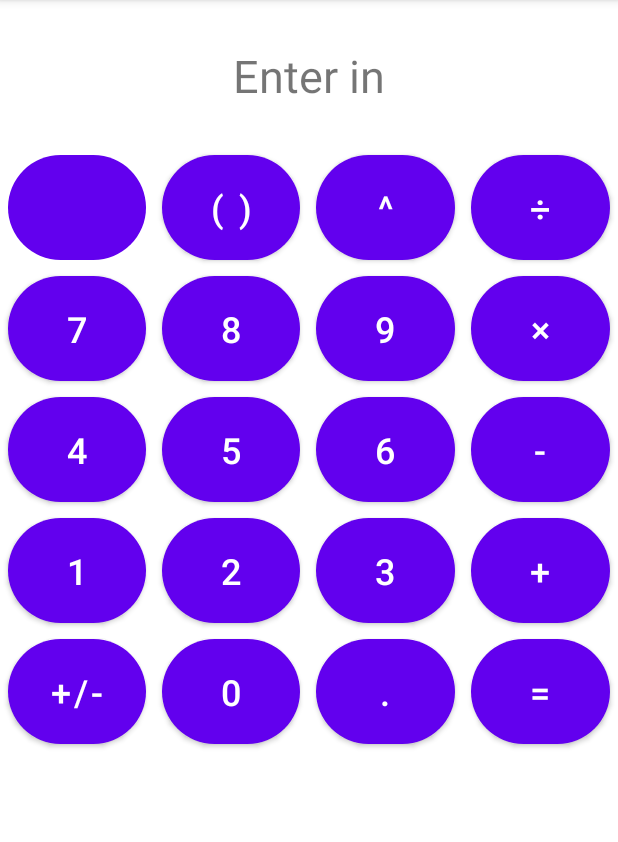
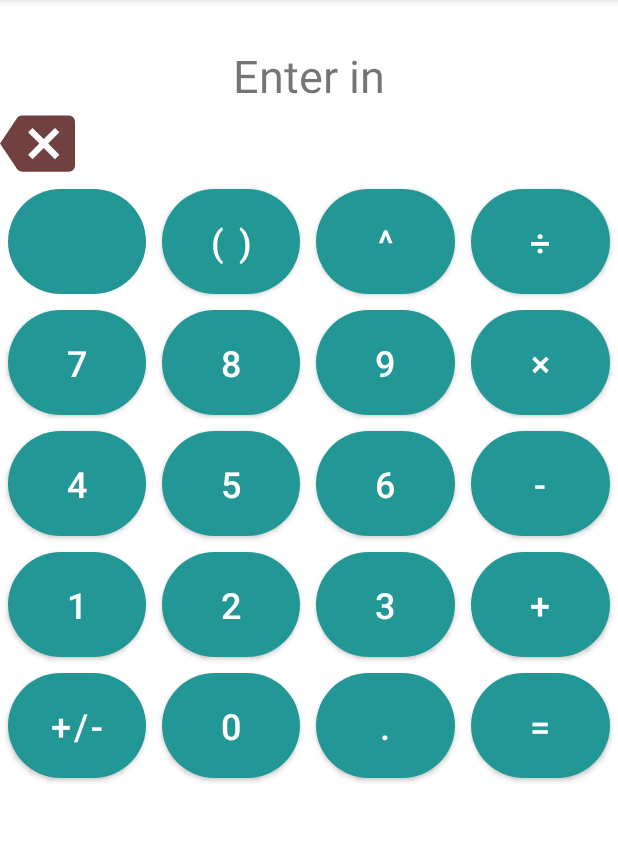
Before and after one commit to tranhasimple/Calculator_Android, an Android app: the screen it shows after launch (MainActivity), on a phone screen of 412 x 824 dp, the part 84-926 px from its top. Run offline under Robolectric (Android 15) with nearby library versions, the phone set to English and light mode, and no system bars.

Commit message:
backspace

```diff
--- a/app/src/main/res/drawable/backspace.xml
+++ b/app/src/main/res/drawable/backspace.xml
@@ -1,3 +1,7 @@
 <?xml version="1.0" encoding="utf-8"?>
 <selector xmlns:android="http://schemas.android.com/apk/res/android">
+    <item
+        android:drawable="@drawable/ic_baseline_backspace_24"
+        />
+
 </selector>
--- a/app/src/main/res/layout/activity_main.xml
+++ b/app/src/main/res/layout/activity_main.xml
@@ -14,8 +14,7 @@
         android:layout_marginTop="30dp"
         android:text="@string/display"
         android:textAlignment="center"
-        android:textSize="30sp"
-        />
+        android:textSize="30sp" />
 
     <LinearLayout
         android:layout_width="match_parent"
@@ -23,24 +22,25 @@
         android:layout_marginTop="0dp"
         android:orientation="vertical">
 
-        <TextView
-            android:layout_width="wrap_content"
-            android:layout_height="wrap_content"
-            android:text="@string/backspace"
-            android:textSize="20sp"
+        <ImageButton
+            android:layout_width="50dp"
+            android:layout_height="50dp"
+            android:text=""
+            android:background="@drawable/backspace"
             android:textColor="@color/black"
             />
+
         <TableLayout
             android:layout_width="match_parent"
             android:layout_height="wrap_content"
             app:layout_constraintTop_toTopOf="parent"
-            tools:layout_editor_absoluteX="0dp"
-            >
+            tools:layout_editor_absoluteX="0dp">
 
             <TableRow
                 android:layout_width="match_parent"
                 android:layout_height="wrap_content"
                 android:layout_weight="1">
+
                 <Button
                     android:id="@+id/button5"
                     style="@style/Widget.AppCompat.Button.Borderless"
@@ -50,8 +50,9 @@
                     android:layout_weight="1"
                     android:background="@drawable/circle"
                     android:textColor="#fff"
-                    tools:text="@string/clear"
-                    android:textSize="24sp"/>
+                    android:textSize="24sp"
+                    app:backgroundTint="@null"
+                    tools:text="@string/clear" />
 
                 <Button
                     android:id="@+id/button3"
@@ -60,11 +61,11 @@
                     android:layout_height="70dp"
                     android:layout_margin="5dp"
                     android:layout_weight="1"
+                    android:background="@drawable/circle"
                     android:text="@string/parenthesis"
                     android:textColor="#fff"
-                    android:background="@drawable/circle"
                     android:textSize="24sp"
-                    />
+                    app:backgroundTint="@null" />
 
 
                 <Button
@@ -74,11 +75,11 @@
                     android:layout_height="70dp"
                     android:layout_margin="5dp"
                     android:layout_weight="1"
+                    android:background="@drawable/circle"
                     android:text="@string/exponent"
                     android:textColor="#fff"
-                    android:background="@drawable/circle"
                     android:textSize="24sp"
-                    />
+                    app:backgroundTint="@null" />
 
                 <Button
                     android:id="@+id/button"
@@ -87,10 +88,11 @@
                     android:layout_height="70dp"
                     android:layout_margin="5dp"
                     android:layout_weight="1"
+                    android:background="@drawable/circle"
                     android:text="@string/divide"
                     android:textColor="#fff"
-                    android:background="@drawable/circle"
                     android:textSize="24sp"
+                    app:backgroundTint="@null"
 
                     />
             </TableRow>
@@ -106,11 +108,11 @@
                     android:layout_height="70dp"
                     android:layout_margin="5dp"
                     android:layout_weight="1"
+                    android:background="@drawable/circle"
                     android:text="@string/seven"
                     android:textColor="#fff"
-                    android:background="@drawable/circle"
                     android:textSize="24sp"
-                    />
+                    app:backgroundTint="@null" />
 
                 <Button
                     android:id="@+id/button6"
@@ -119,10 +121,11 @@
                     android:layout_height="70dp"
                     android:layout_margin="5dp"
                     android:layout_weight="1"
+                    android:background="@drawable/circle"
                     android:text="@string/eight"
-                    android:background="@drawable/circle"
+                    android:textColor="#fff"
                     android:textSize="24sp"
-                    android:textColor="#fff" />
+                    app:backgroundTint="@null" />
 
                 <Button
                     android:id="@+id/button8"
@@ -131,10 +134,11 @@
                     android:layout_height="70dp"
                     android:layout_margin="5dp"
                     android:layout_weight="1"
+                    android:background="@drawable/circle"
                     android:text="@string/nine"
-                    android:background="@drawable/circle"
+                    android:textColor="#fff"
                     android:textSize="24sp"
-                    android:textColor="#fff" />
+                    app:backgroundTint="@null" />
 
                 <Button
                     android:id="@+id/button7"
@@ -143,11 +147,12 @@
                     android:layout_height="70dp"
                     android:layout_margin="5dp"
                     android:layout_weight="1"
+                    android:background="@drawable/circle"
                     android:backgroundTint="@color/button_color"
-                    android:background="@drawable/circle"
                     android:text="@string/by"
+                    android:textColor="#fff"
                     android:textSize="24sp"
-                    android:textColor="#fff" />
+                    app:backgroundTint="@null" />
 
             </TableRow>
 
@@ -162,10 +167,11 @@
                     android:layout_height="70dp"
                     android:layout_margin="5dp"
                     android:layout_weight="1"
+                    android:background="@drawable/circle"
                     android:text="@string/four"
                     android:textColor="#fff"
                     android:textSize="24sp"
-                    android:background="@drawable/circle"
+                    app:backgroundTint="@null"
 
                     />
 
@@ -176,11 +182,11 @@
                     android:layout_height="70dp"
                     android:layout_margin="5dp"
                     android:layout_weight="1"
+                    android:background="@drawable/circle"
                     android:text="@string/five"
                     android:textColor="#fff"
                     android:textSize="24sp"
-                    android:background="@drawable/circle"
-                    />
+                    app:backgroundTint="@null" />
 
                 <Button
                     android:id="@+id/button11"
@@ -189,11 +195,11 @@
                     android:layout_height="70dp"
                     android:layout_margin="5dp"
                     android:layout_weight="1"
+                    android:background="@drawable/circle"
                     android:text="@string/six"
                     android:textColor="#fff"
                     android:textSize="24sp"
-                    android:background="@drawable/circle"
-                    />
+                    app:backgroundTint="@null" />
 
                 <Button
                     android:id="@+id/button10"
@@ -202,10 +208,11 @@
                     android:layout_height="70dp"
                     android:layout_margin="5dp"
                     android:layout_weight="1"
+                    android:background="@drawable/circle"
                     android:text="@string/minus"
                     android:textColor="#fff"
                     android:textSize="24sp"
-                    android:background="@drawable/circle"
+                    app:backgroundTint="@null"
 
                     />
             </TableRow>
@@ -221,11 +228,11 @@
                     android:layout_height="70dp"
                     android:layout_margin="5dp"
                     android:layout_weight="1"
+                    android:background="@drawable/circle"
                     android:text="@string/one"
                     android:textColor="#fff"
                     android:textSize="24sp"
-                    android:background="@drawable/circle"
-                    />
+                    app:backgroundTint="@null" />
 
                 <Button
                     android:id="@+id/button17"
@@ -234,10 +241,11 @@
                     android:layout_height="70dp"
                     android:layout_margin="5dp"
                     android:layout_weight="1"
+                    android:background="@drawable/circle"
                     android:text="@string/two"
                     android:textColor="#fff"
                     android:textSize="24sp"
-                    android:background="@drawable/circle"
+                    app:backgroundTint="@null"
 
                     />
 
@@ -248,10 +256,11 @@
                     android:layout_height="70dp"
                     android:layout_margin="5dp"
                     android:layout_weight="1"
+                    android:background="@drawable/circle"
                     android:text="@string/three"
                     android:textColor="#fff"
-                    android:background="@drawable/circle"
                     android:textSize="24sp"
+                    app:backgroundTint="@null"
 
                     />
 
@@ -262,10 +271,11 @@
                     android:layout_height="70dp"
                     android:layout_margin="5dp"
                     android:layout_weight="1"
+                    android:background="@drawable/circle"
                     android:text="@string/add"
                     android:textColor="#fff"
                     android:textSize="24sp"
-                    android:background="@drawable/circle"
+                    app:backgroundTint="@null"
 
                     />
             </TableRow>
@@ -281,10 +291,11 @@
                     android:layout_height="70dp"
                     android:layout_margin="5dp"
                     android:layout_weight="1"
+                    android:background="@drawable/circle"
                     android:text="@string/plusMinus"
                     android:textColor="#fff"
                     android:textSize="24sp"
-                    android:background="@drawable/circle"
+                    app:backgroundTint="@null"
 
                     />
 
@@ -295,11 +306,11 @@
                     android:layout_height="70dp"
                     android:layout_margin="5dp"
                     android:layout_weight="1"
+                    android:background="@drawable/circle"
                     android:text="@string/zero"
                     android:textColor="#fff"
-                    android:background="@drawable/circle"
                     android:textSize="24sp"
-                      />
+                    app:backgroundTint="@null" />
 
                 <Button
                     android:id="@+id/button20"
@@ -308,10 +319,11 @@
                     android:layout_height="70dp"
                     android:layout_margin="5dp"
                     android:layout_weight="1"
+                    android:background="@drawable/circle"
                     android:text="@string/point"
                     android:textColor="#fff"
-                    android:background="@drawable/circle"
                     android:textSize="24sp"
+                    app:backgroundTint="@null"
 
                     />
 
@@ -322,10 +334,11 @@
                     android:layout_height="70dp"
                     android:layout_margin="5dp"
                     android:layout_weight="1"
+                    android:background="@drawable/circle"
                     android:text="@string/equal"
-                    android:background="@drawable/circle"
                     android:textColor="#fff"
                     android:textSize="24sp"
+                    app:backgroundTint="@null"
 
                     />
 
```
Also changed, not shown: app/src/main/res/drawable/circle.xml (line endings or trailing spaces).
